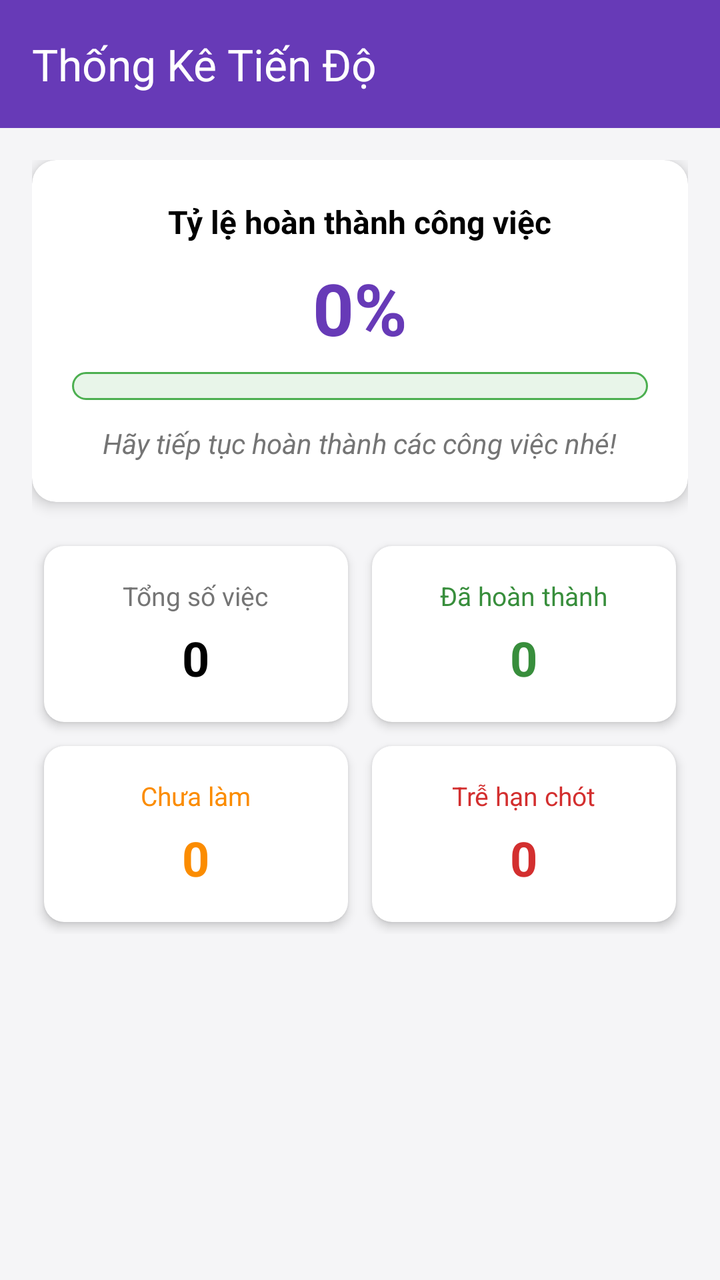
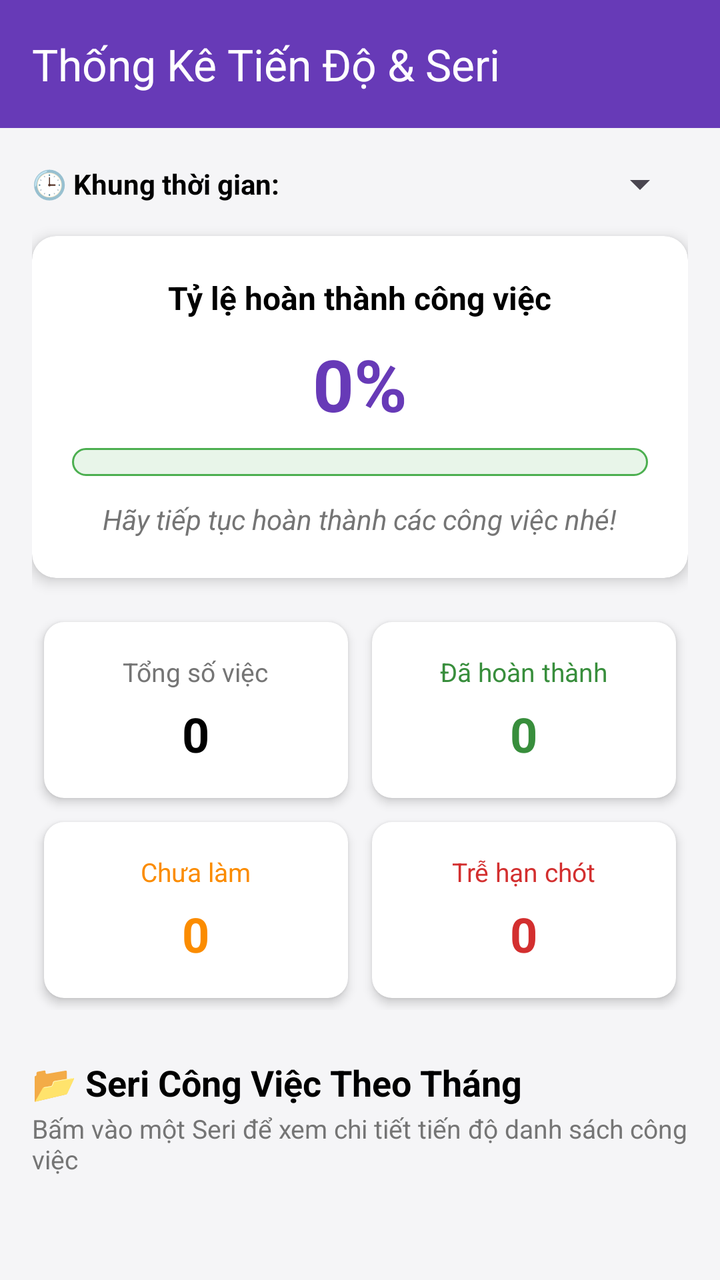

Screens rendered from an Android XML layout before and after an edit, with the pre-edit source and the edit as a unified diff.
<!-- AndroidManifest.xml: application theme Theme.MyApplicationDO -->
<!-- res/layout/activity_statistics.xml -->
<?xml version="1.0" encoding="utf-8"?>
<LinearLayout xmlns:android="http://schemas.android.com/apk/res/android"
    xmlns:app="http://schemas.android.com/apk/res-auto"
    xmlns:tools="http://schemas.android.com/tools"
    android:layout_width="match_parent"
    android:layout_height="match_parent"
    android:background="#F5F5F7"
    android:orientation="vertical"
    tools:context=".StatisticsActivity">

    <androidx.appcompat.widget.Toolbar
        android:id="@+id/toolbar"
        android:layout_width="match_parent"
        android:layout_height="?attr/actionBarSize"
        android:background="@color/primary"
        android:theme="@style/ThemeOverlay.AppCompat.Dark.ActionBar"
        app:title="Thống Kê Tiến Độ"
        app:titleTextColor="@color/white" />

    <ScrollView
        android:layout_width="match_parent"
        android:layout_height="match_parent"
        android:padding="16dp">

        <LinearLayout
            android:layout_width="match_parent"
            android:layout_height="wrap_content"
            android:orientation="vertical">

            
            <androidx.cardview.widget.CardView
                android:layout_width="match_parent"
                android:layout_height="wrap_content"
                android:layout_marginBottom="16dp"
                app:cardCornerRadius="12dp"
                app:cardElevation="4dp">

                <LinearLayout
                    android:layout_width="match_parent"
                    android:layout_height="wrap_content"
                    android:gravity="center"
                    android:orientation="vertical"
                    android:padding="20dp">

                    <TextView
                        android:layout_width="wrap_content"
                        android:layout_height="wrap_content"
                        android:text="Tỷ lệ hoàn thành công việc"
                        android:textColor="@color/black"
                        android:textSize="16sp"
                        android:textStyle="bold" />

                    <TextView
                        android:id="@+id/tvPercent"
                        android:layout_width="wrap_content"
                        android:layout_height="wrap_content"
                        android:layout_marginVertical="8dp"
                        android:text="0%"
                        android:textColor="@color/primary"
                        android:textSize="36sp"
                        android:textStyle="bold" />

                    <ProgressBar
                        android:id="@+id/progressBarCompletion"
                        style="?android:attr/progressBarStyleHorizontal"
                        android:layout_width="match_parent"
                        android:layout_height="14dp"
                        android:max="100"
                        android:progress="0"
                        android:progressDrawable="@drawable/bg_priority_low" />

                    <TextView
                        android:id="@+id/tvAdvice"
                        android:layout_width="wrap_content"
                        android:layout_height="wrap_content"
                        android:layout_marginTop="12dp"
                        android:text="Hãy tiếp tục hoàn thành các công việc nhé!"
                        android:textColor="@color/gray"
                        android:textSize="14sp"
                        android:textStyle="italic" />

                </LinearLayout>
            </androidx.cardview.widget.CardView>

            
            <GridLayout
                android:layout_width="match_parent"
                android:layout_height="wrap_content"
                android:alignmentMode="alignBounds"
                android:columnCount="2"
                android:rowCount="2">

                
                <androidx.cardview.widget.CardView
                    android:layout_width="0dp"
                    android:layout_height="wrap_content"
                    android:layout_columnWeight="1"
                    android:layout_margin="6dp"
                    app:cardCornerRadius="10dp"
                    app:cardElevation="3dp">

                    <LinearLayout
                        android:layout_width="match_parent"
                        android:layout_height="wrap_content"
                        android:gravity="center"
                        android:orientation="vertical"
                        android:padding="16dp">

                        <TextView
                            android:layout_width="wrap_content"
                            android:layout_height="wrap_content"
                            android:text="Tổng số việc"
                            android:textColor="@color/gray"
                            android:textSize="13sp" />

                        <TextView
                            android:id="@+id/tvTotalTasks"
                            android:layout_width="wrap_content"
                            android:layout_height="wrap_content"
                            android:layout_marginTop="6dp"
                            android:text="0"
                            android:textColor="@color/black"
                            android:textSize="24sp"
                            android:textStyle="bold" />
                    </LinearLayout>
                </androidx.cardview.widget.CardView>

                
                <androidx.cardview.widget.CardView
                    android:layout_width="0dp"
                    android:layout_height="wrap_content"
                    android:layout_columnWeight="1"
                    android:layout_margin="6dp"
                    app:cardCornerRadius="10dp"
                    app:cardElevation="3dp">

                    <LinearLayout
                        android:layout_width="match_parent"
                        android:layout_height="wrap_content"
                        android:gravity="center"
                        android:orientation="vertical"
                        android:padding="16dp">

                        <TextView
                            android:layout_width="wrap_content"
                            android:layout_height="wrap_content"
                            android:text="Đã hoàn thành"
                            android:textColor="@color/completed_green"
                            android:textSize="13sp" />

                        <TextView
                            android:id="@+id/tvCompletedTasks"
                            android:layout_width="wrap_content"
                            android:layout_height="wrap_content"
                            android:layout_marginTop="6dp"
                            android:text="0"
                            android:textColor="@color/completed_green"
                            android:textSize="24sp"
                            android:textStyle="bold" />
                    </LinearLayout>
                </androidx.cardview.widget.CardView>

                
                <androidx.cardview.widget.CardView
                    android:layout_width="0dp"
                    android:layout_height="wrap_content"
                    android:layout_columnWeight="1"
                    android:layout_margin="6dp"
                    app:cardCornerRadius="10dp"
                    app:cardElevation="3dp">

                    <LinearLayout
                        android:layout_width="match_parent"
                        android:layout_height="wrap_content"
                        android:gravity="center"
                        android:orientation="vertical"
                        android:padding="16dp">

                        <TextView
                            android:layout_width="wrap_content"
                            android:layout_height="wrap_content"
                            android:text="Chưa làm"
                            android:textColor="@color/priority_medium"
                            android:textSize="13sp" />

                        <TextView
                            android:id="@+id/tvPendingTasks"
                            android:layout_width="wrap_content"
                            android:layout_height="wrap_content"
                            android:layout_marginTop="6dp"
                            android:text="0"
                            android:textColor="@color/priority_medium"
                            android:textSize="24sp"
                            android:textStyle="bold" />
                    </LinearLayout>
                </androidx.cardview.widget.CardView>

                
                <androidx.cardview.widget.CardView
                    android:layout_width="0dp"
                    android:layout_height="wrap_content"
                    android:layout_columnWeight="1"
                    android:layout_margin="6dp"
                    app:cardCornerRadius="10dp"
                    app:cardElevation="3dp">

                    <LinearLayout
                        android:layout_width="match_parent"
                        android:layout_height="wrap_content"
                        android:gravity="center"
                        android:orientation="vertical"
                        android:padding="16dp">

                        <TextView
                            android:layout_width="wrap_content"
                            android:layout_height="wrap_content"
                            android:text="Trễ hạn chót"
                            android:textColor="@color/overdue_red"
                            android:textSize="13sp" />

                        <TextView
                            android:id="@+id/tvOverdueTasks"
                            android:layout_width="wrap_content"
                            android:layout_height="wrap_content"
                            android:layout_marginTop="6dp"
                            android:text="0"
                            android:textColor="@color/overdue_red"
                            android:textSize="24sp"
                            android:textStyle="bold" />
                    </LinearLayout>
                </androidx.cardview.widget.CardView>

            </GridLayout>

        </LinearLayout>
    </ScrollView>

</LinearLayout>
<!-- resources referenced by this layout -->
<resources>
  <color name="black">#FF000000</color>
  <color name="completed_green">#388E3C</color>
  <color name="gray">#FF757575</color>
  <color name="overdue_red">#D32F2F</color>
  <color name="primary">#673AB7</color>
  <color name="priority_medium">#FB8C00</color>
  <color name="white">#FFFFFFFF</color>
  <!-- drawable bg_priority_low (drawable) -->
  <?xml version="1.0" encoding="utf-8"?>
  <shape xmlns:android="http://schemas.android.com/apk/res/android">
      <solid android:color="#E8F5E9" />
      <stroke android:width="1dp" android:color="#4CAF50" />
      <corners android:radius="12dp" />
  </shape>
  <style name="Theme.MyApplicationDO" parent="Base.Theme.MyApplicationDO" />
  <style name="Base.Theme.MyApplicationDO" parent="Theme.Material3.DayNight.NoActionBar">
          
          
      </style>
</resources>

<!-- the commit's change to res/layout/activity_statistics.xml (unified diff, before → after) -->
@@ -8,13 +8,14 @@
     android:orientation="vertical"
     tools:context=".StatisticsActivity">
 
+    
     <androidx.appcompat.widget.Toolbar
         android:id="@+id/toolbar"
         android:layout_width="match_parent"
         android:layout_height="?attr/actionBarSize"
         android:background="@color/primary"
         android:theme="@style/ThemeOverlay.AppCompat.Dark.ActionBar"
-        app:title="Thống Kê Tiến Độ"
+        app:title="Thống Kê Tiến Độ &amp; Seri"
         app:titleTextColor="@color/white" />
 
     <ScrollView
@@ -26,6 +27,30 @@
             android:layout_width="match_parent"
             android:layout_height="wrap_content"
             android:orientation="vertical">
+
+            
+            <LinearLayout
+                android:layout_width="match_parent"
+                android:layout_height="wrap_content"
+                android:layout_marginBottom="14dp"
+                android:gravity="center_vertical"
+                android:orientation="horizontal">
+
+                <TextView
+                    android:layout_width="wrap_content"
+                    android:layout_height="wrap_content"
+                    android:text="🕒 Khung thời gian: "
+                    android:textColor="@color/black"
+                    android:textSize="14sp"
+                    android:textStyle="bold" />
+
+                <Spinner
+                    android:id="@+id/spinnerTimeRange"
+                    android:layout_width="0dp"
+                    android:layout_height="wrap_content"
+                    android:layout_weight="1"
+                    android:spinnerMode="dropdown" />
+            </LinearLayout>
 
             
             <androidx.cardview.widget.CardView
@@ -232,6 +257,42 @@
 
             </GridLayout>
 
+            
+            <TextView
+                android:layout_width="wrap_content"
+                android:layout_height="wrap_content"
+                android:layout_marginTop="24dp"
+                android:text="📂 Seri Công Việc Theo Tháng"
+                android:textColor="@color/black"
+                android:textSize="18sp"
+                android:textStyle="bold" />
+
+            <TextView
+                android:layout_width="wrap_content"
+                android:layout_height="wrap_content"
+                android:layout_marginTop="2dp"
+                android:layout_marginBottom="10dp"
+                android:text="Bấm vào một Seri để xem chi tiết tiến độ danh sách công việc"
+                android:textColor="@color/gray"
+                android:textSize="13sp" />
+
+            <androidx.recyclerview.widget.RecyclerView
+                android:id="@+id/rvTaskSeries"
+                android:layout_width="match_parent"
+                android:layout_height="wrap_content"
+                android:nestedScrollingEnabled="false" />
+
+            <TextView
+                android:id="@+id/tvEmptySeries"
+                android:layout_width="wrap_content"
+                android:layout_height="wrap_content"
+                android:layout_gravity="center"
+                android:layout_marginVertical="24dp"
+                android:text="Chưa có seri công việc nào"
+                android:textColor="@color/gray"
+                android:textSize="14sp"
+                android:visibility="gone" />
+
         </LinearLayout>
     </ScrollView>
 
